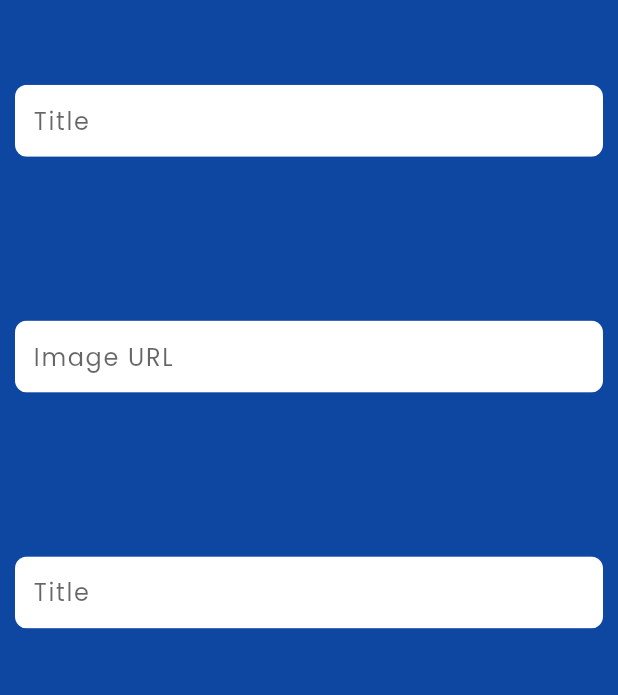
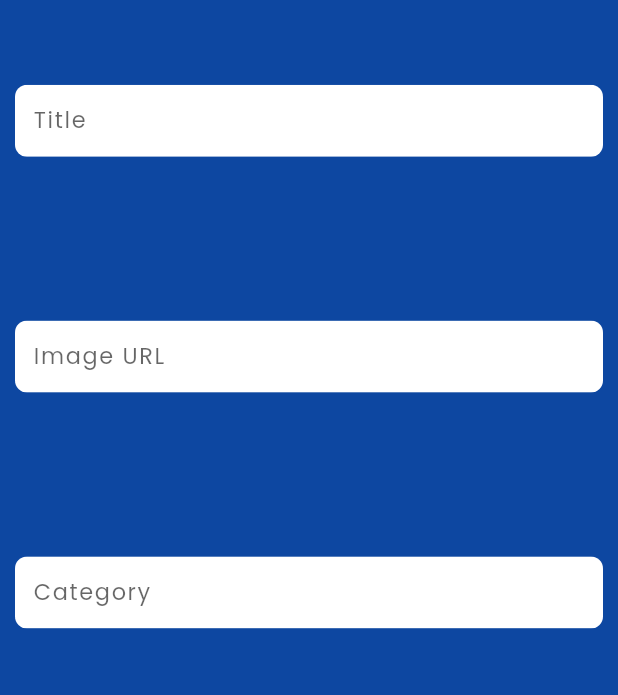
Before and after one commit to ahmadrana24/Ecommerce_app, a Flutter app: the AddProduct screen opened directly, after a tap on "Add", on a phone screen of 412 x 824 dp. Shown: the part 157-852 px from the top of the screen. Run offline on Flutter 3.47's test engine with Material 2 defaults, Android fonts, the phone set to English and light mode, and no system bars; our stand-ins replace cloud_firestore, google_fonts; accounts and stored records are empty; network calls fail.

```diff
--- a/lib/main.dart
+++ b/lib/main.dart
@@ -1,6 +1,5 @@
 import 'package:Ecommerce_app/providers/product.dart';
 import 'package:provider/provider.dart';
-
 import './res/app_colors.dart';
 import './screens/main_page.dart';
 import 'package:flutter/material.dart';
--- a/lib/providers/product.dart
+++ b/lib/providers/product.dart
@@ -1,3 +1,4 @@
+import 'package:cloud_firestore/cloud_firestore.dart';
 import 'package:flutter/cupertino.dart';
 
 class Product with ChangeNotifier {
@@ -6,114 +7,12 @@ class Product with ChangeNotifier {
   final String title, image, category;
   Product({this.category, this.id, this.title, this.image});
 
+  Future<void> addProduct(productData) async {
+    await Firestore.instance.collection('products').add(productData);
+    print('done');
+  }
+
   setproducts() {
-    // products = [
-    //   Product(
-    //     category: 'food',
-    //     id: 1,
-    //     title: "Classic Leather Arm Chair",
-    //     image:
-    //         "https://cdn.pixabay.com/photo/2016/12/26/17/28/food-1932466_960_720.jpg",
-    //   ),
-    //   Product(
-    //     category: 'food',
-    //     id: 2,
-    //     title: "Poppy Plastic Tub Chair",
-    //     image:
-    //         "https://cdn.pixabay.com/photo/2010/12/13/10/05/background-2277_960_720.jpg",
-    //   ),
-    //   Product(
-    //     category: 'food',
-    //     id: 3,
-    //     title: "Bar Stool Chair",
-    //     image:
-    //         "https://cdn.pixabay.com/photo/2014/04/07/05/25/gummibarchen-318362_960_720.jpg",
-    //   ),
-    //   Product(
-    //     category: 'food',
-    //     id: 4,
-    //     title: "Classic Leather Arm Chair",
-    //     image:
-    //         "https://cdn.pixabay.com/photo/2016/03/10/18/44/top-view-1248955_960_720.jpg",
-    //   ),
-    //   Product(
-    //     category: 'food',
-    //     id: 5,
-    //     title: "Classic Leather Arm Chair",
-    //     image:
-    //         "https://cdn.pixabay.com/photo/2017/02/15/10/39/salad-2068220_960_720.jpg",
-    //   ),
-    //   Product(
-    //     category: 'furniture',
-    //     id: 6,
-    //     title: "Classic Leather Arm Chair",
-    //     image:
-    //         "https://cdn.pixabay.com/photo/2017/03/19/01/43/living-room-2155376_960_720.jpg",
-    //   ),
-    //   Product(
-    //     category: 'furniture',
-    //     id: 7,
-    //     title: "Classic Leather Arm Chair",
-    //     image:
-    //         "https://cdn.pixabay.com/photo/2017/09/09/18/25/living-room-2732939_960_720.jpg",
-    //   ),
-    //   Product(
-    //     category: 'furniture',
-    //     id: 8,
-    //     title: "Classic Leather Arm Chair",
-    //     image:
-    //         "https://cdn.pixabay.com/photo/2015/06/24/16/36/office-820390_960_720.jpg",
-    //   ),
-    //   Product(
-    //     category: 'furniture',
-    //     id: 9,
-    //     title: "Classic Leather Arm Chair",
-    //     image:
-    //         "https://cdn.pixabay.com/photo/2017/08/02/01/01/living-room-2569325_960_720.jpg",
-    //   ),
-    //   Product(
-    //     category: 'furniture',
-    //     id: 10,
-    //     title: "Classic Leather Arm Chair",
-    //     image:
-    //         "https://cdn.pixabay.com/photo/2014/08/11/21/39/wall-416060_960_720.jpg",
-    //   ),
-    //   Product(
-    //     category: 'Shirt',
-    //     id: 11,
-    //     title: "Classic Leather Arm Chair",
-    //     image:
-    //         "https://cdn.pixabay.com/photo/2016/01/19/14/45/person-1148941_960_720.jpg",
-    //   ),
-    //   Product(
-    //     category: 'Shirt',
-    //     id: 12,
-    //     title: "Classic Leather Arm Chair",
-    //     image:
-    //         "https://cdn.pixabay.com/photo/2020/03/31/16/18/rabbit-4988412_960_720.jpg",
-    //   ),
-    //   Product(
-    //     category: 'Shirt',
-    //     id: 13,
-    //     title: "Classic Leather Arm Chair",
-    //     image:
-    //         "https://cdn.pixabay.com/photo/2015/10/12/15/00/accessory-984072_960_720.jpg",
-    //   ),
-    //   Product(
-    //     category: 'Shirt',
-    //     id: 14,
-    //     title: "Classic Leather Arm Chair",
-    //     image:
-    //         "https://cdn.pixabay.com/photo/2019/09/10/14/41/lake-4466290_960_720.jpg",
-    //   ),
-    //   Product(
-    //     category: 'Shirt',
-    //     id: 15,
-    //     title: "Classic Leather Arm Chair",
-    //     image:
-    //         "https://cdn.pixabay.com/photo/2018/01/15/07/51/woman-3083375_960_720.jpg",
-    //   ),
-    // ];
     notifyListeners();
   }
 
@@ -134,122 +33,4 @@ class Product with ChangeNotifier {
 
     notifyListeners();
   }
-
-  void snapshotsData() {
-    //   Stream<QuerySnapshot> snap =
-    //       Firestore.instance.collection('products').snapshots();
-    //   snap.listen((event) {
-    //     prString(event.documents.length);
-    //   });
-    // }
-  }
-
-// List<Product> products = [
-//   Product(
-//     category: 'food',
-//     id: 1,
-//     title: "Classic Leather Arm Chair",
-//     image:
-//         "https://cdn.pixabay.com/photo/2016/12/26/17/28/food-1932466_960_720.jpg",
-//   ),
-//   Product(
-//     category: 'food',
-//     id: 2,
-//     title: "Poppy Plastic Tub Chair",
-//     image:
-//         "https://cdn.pixabay.com/photo/2010/12/13/10/05/background-2277_960_720.jpg",
-//   ),
-//   Product(
-//     category: 'food',
-//     id: 3,
-//     title: "Bar Stool Chair",
-//     image:
-//         "https://cdn.pixabay.com/photo/2014/04/07/05/25/gummibarchen-318362_960_720.jpg",
-//   ),
-//   Product(
-//     category: 'food',
-//     id: 4,
-//     title: "Classic Leather Arm Chair",
-//     image:
-//         "https://cdn.pixabay.com/photo/2016/03/10/18/44/top-view-1248955_960_720.jpg",
-//   ),
-//   Product(
-//     category: 'food',
-//     id: 5,
-//     title: "Classic Leather Arm Chair",
-//     image:
-//         "https://cdn.pixabay.com/photo/2017/02/15/10/39/salad-2068220_960_720.jpg",
-//   ),
-//   Product(
-//     category: 'furniture',
-//     id: 6,
-//     title: "Classic Leather Arm Chair",
-//     image:
-//         "https://cdn.pixabay.com/photo/2017/03/19/01/43/living-room-2155376_960_720.jpg",
-//   ),
-//   Product(
-//     category: 'furniture',
-//     id: 7,
-//     title: "Classic Leather Arm Chair",
-//     image:
-//         "https://cdn.pixabay.com/photo/2017/09/09/18/25/living-room-2732939_960_720.jpg",
-//   ),
-//   Product(
-//     category: 'furniture',
-//     id: 8,
-//     title: "Classic Leather Arm Chair",
-//     image:
-//         "https://cdn.pixabay.com/photo/2015/06/24/16/36/office-820390_960_720.jpg",
-//   ),
-//   Product(
-//     category: 'furniture',
-//     id: 9,
-//     title: "Classic Leather Arm Chair",
-//     image:
-//         "https://cdn.pixabay.com/photo/2017/08/02/01/01/living-room-2569325_960_720.jpg",
-//   ),
-//   Product(
-//     category: 'furniture',
-//     id: 10,
-//     title: "Classic Leather Arm Chair",
-//     image:
-//         "https://cdn.pixabay.com/photo/2014/08/11/21/39/wall-416060_960_720.jpg",
-//   ),
-//   Product(
-//     category: 'Shirt',
-//     id: 11,
-//     title: "Classic Leather Arm Chair",
-//     image:
-//         "https://cdn.pixabay.com/photo/2016/01/19/14/45/person-1148941_960_720.jpg",
-//   ),
-//   Product(
-//     category: 'Shirt',
-//     id: 12,
-//     title: "Classic Leather Arm Chair",
-//     image:
-//         "https://cdn.pixabay.com/photo/2020/03/31/16/18/rabbit-4988412_960_720.jpg",
-//   ),
-//   Product(
-//     category: 'Shirt',
-//     id: 13,
-//     title: "Classic Leather Arm Chair",
-//     image:
-//         "https://cdn.pixabay.com/photo/2015/10/12/15/00/accessory-984072_960_720.jpg",
-//   ),
-//   Product(
-//     category: 'Shirt',
-//     id: 14,
-//     title: "Classic Leather Arm Chair",
-//     image:
-//         "https://cdn.pixabay.com/photo/2019/09/10/14/41/lake-4466290_960_720.jpg",
-//   ),
-//   Product(
-//     category: 'Shirt',
-//     id: 15,
-//     title: "Classic Leather Arm Chair",
-//     image:
-//         "https://cdn.pixabay.com/photo/2018/01/15/07/51/woman-3083375_960_720.jpg",
-//   ),
-// ];
-
 }
--- a/lib/screens/addProduct/add_product.dart
+++ b/lib/screens/addProduct/add_product.dart
@@ -1,5 +1,5 @@
+import 'package:Ecommerce_app/providers/product.dart';
 import 'package:Ecommerce_app/res/app_colors.dart';
-import 'package:Ecommerce_app/res/screen_size_utils.dart';
 import 'package:Ecommerce_app/widgets/rounded_text_field.dart';
 import 'package:flutter/material.dart';
 
@@ -34,9 +34,7 @@ class _AddProductState extends State<AddProduct> {
         centerTitle: true,
       ),
       body: SingleChildScrollView(
-        // controller: controller,
         child: Column(
-          // mainAxisAlignment: MainAxisAlignment.spaceBetween,
           children: <Widget>[
             Container(
               height: size.height * 0.7,
@@ -61,7 +59,7 @@ class _AddProductState extends State<AddProduct> {
                       controller: _imageController,
                     ),
                     RoundedTextField(
-                      label: 'Title',
+                      label: 'Category',
                       controller: _categoryController,
                     ),
                   ],
@@ -71,7 +69,6 @@ class _AddProductState extends State<AddProduct> {
             SizedBox(
               height: 30,
             ),
-            // Spacer(),
             Container(
               width: size.width * 0.5,
               height: size.height * 0.07,
@@ -81,17 +78,18 @@ class _AddProductState extends State<AddProduct> {
               ),
               child: FlatButton.icon(
                 icon: Icon(Icons.add),
-                onPressed: () {},
+                onPressed: () {
+                  Map<String, dynamic> productData = {
+                    'category': _categoryController.text.toLowerCase(),
+                    'image': _imageController.text.toLowerCase(),
+                    'title': _titleController.text.toLowerCase(),
+                  };
+                  Product().addProduct(productData);
+                },
                 label: Text(
                   'Add',
                   textScaleFactor: 1.4,
                 ),
-                // child: Container(
-                //   child: Text('Add'),
-                // ),
-                // clipBehavior: ,
-                // textColor: Colors.white,
-                // clipBehavior: Clip.values[3],
                 textColor: Colors.white,
               ),
             )
--- a/lib/screens/details/details_scren.dart
+++ b/lib/screens/details/details_scren.dart
@@ -53,7 +53,6 @@ class DetailsScreen extends StatelessWidget {
           ),
           FlatButton(
             onPressed: () {
-              product.snapshotsData();
               Navigator.of(context).pop();
             },
             child: Container(
--- a/lib/screens/main_page.dart
+++ b/lib/screens/main_page.dart
@@ -1,5 +1,6 @@
 import 'package:Ecommerce_app/providers/product.dart';
 import 'package:Ecommerce_app/res/constant.dart';
+import 'package:Ecommerce_app/res/screen_size_utils.dart';
 import 'package:Ecommerce_app/screens/addProduct/add_product.dart';
 import 'package:Ecommerce_app/screens/details/details_scren.dart';
 import 'package:cloud_firestore/cloud_firestore.dart';
@@ -12,6 +13,10 @@ import 'components/product_card.dart';
 class MainPage extends StatelessWidget {
   @override
   Widget build(BuildContext context) {
+    final size = MediaQuery.of(context).size;
+    ScreenUtil.instance = ScreenUtil(width: 414, height: 896)..init(context);
+    DS.width = size.width;
+    DS.height = size.height;
     return Scaffold(
       backgroundColor: AppColors().primaryColor,
       floatingActionButton: FloatingActionButton(
--- a/lib/widgets/rounded_text_field.dart
+++ b/lib/widgets/rounded_text_field.dart
@@ -47,12 +47,12 @@ class RoundedTextField extends StatelessWidget {
                   filled: true,
                   errorMaxLines: 1,
                   errorStyle: TextStyle(
-                      // fontSize: DS.setSP(12),
-                      ),
+                    fontSize: DS.setSP(12),
+                  ),
                 ),
                 controller: controller,
                 style: TextStyle(
-                  // fontSize: DS.setSP(15),
+                  fontSize: DS.setSP(15),
                   letterSpacing: 1.1,
                 ),
               ),
```
